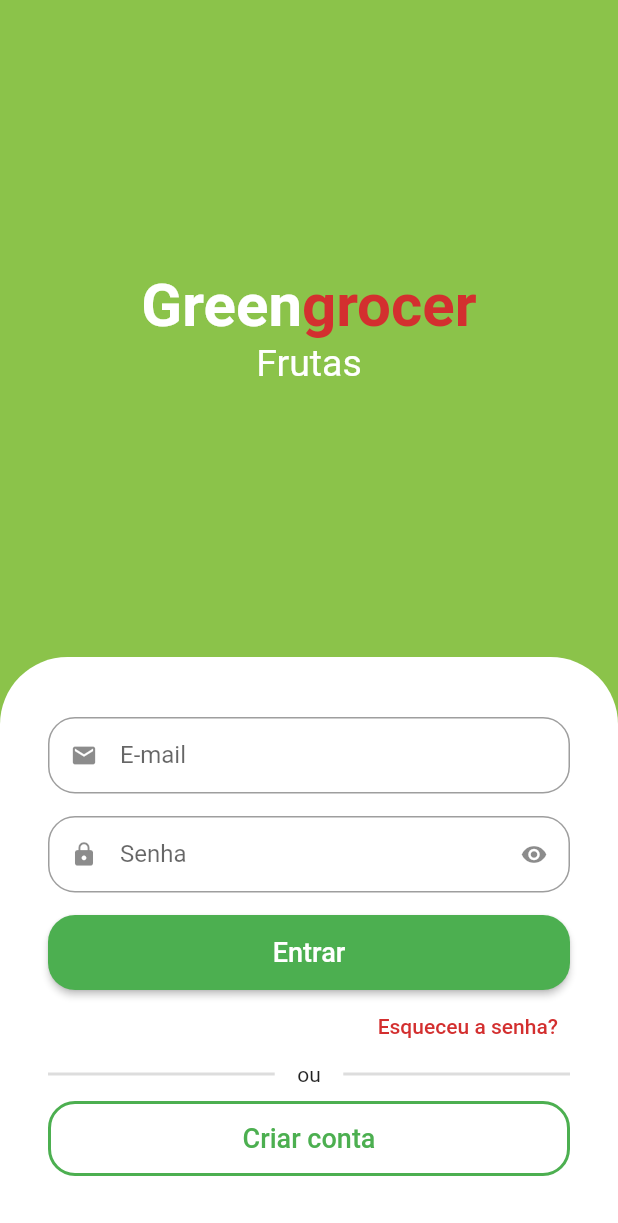
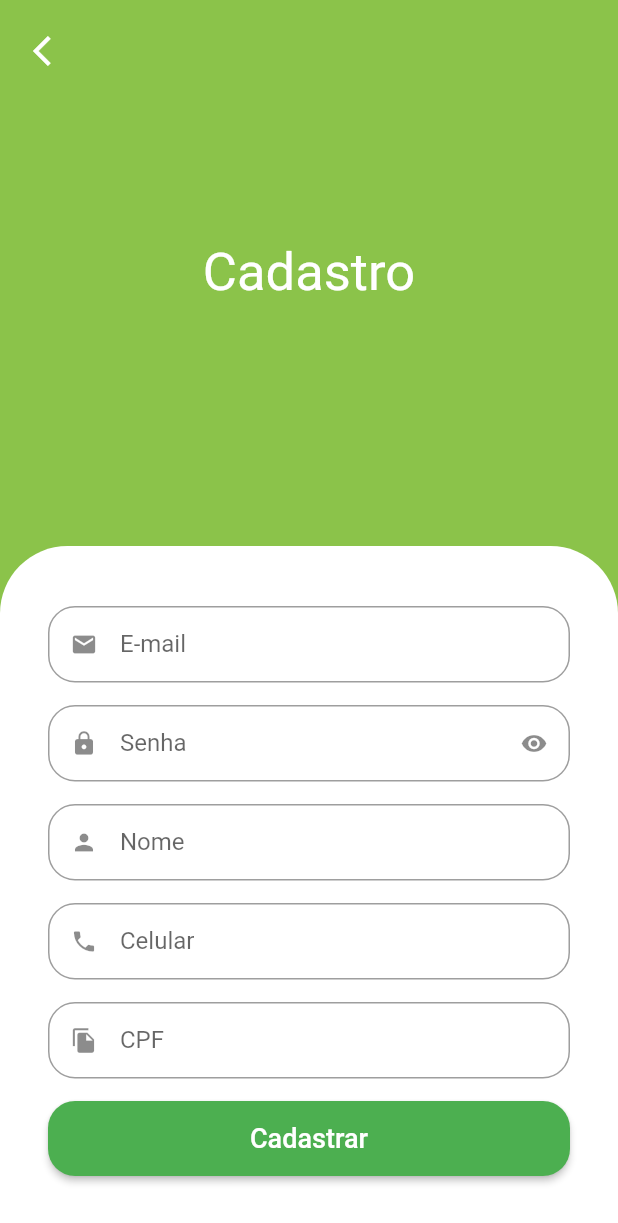
Before and after one commit to MarceloSantosCorrea/flutter-greengrocer, a Flutter app: the screen it shows after launch, after a tap on "Criar conta", on a phone screen of 412 x 824 dp. Shown: the top 1223 px of the screen. Run offline on Flutter 3.47's test engine with Material 2 defaults, Android fonts, the phone set to English and light mode, and no system bars; drawn by our look-alikes of animated_text_kit; our stand-ins replace mask_text_input_formatter.

Commit message:
Flutter UI: Tela de Cadastro

```diff
--- a/lib/src/auth/components/custom_text_field.dart
+++ b/lib/src/auth/components/custom_text_field.dart
@@ -1,15 +1,17 @@
 import 'package:flutter/material.dart';
+import 'package:flutter/services.dart';
 
 class CustomTextField extends StatefulWidget {
   final IconData icon;
   final String label;
   final bool isSecret;
-
+  final List<TextInputFormatter>? inputFormatters;
   const CustomTextField({
     Key? key,
     required this.icon,
     required this.label,
     this.isSecret = false,
+    this.inputFormatters,
   }) : super(key: key);
 
   @override
@@ -30,6 +32,7 @@ class _CustomTextFieldState extends State<CustomTextField> {
     return Padding(
       padding: const EdgeInsets.only(bottom: 15),
       child: TextFormField(
+        inputFormatters: widget.inputFormatters,
         obscureText: isObscure,
         decoration: InputDecoration(
           prefixIcon: Icon(widget.icon),
--- a/lib/src/auth/sign_in_screen.dart
+++ b/lib/src/auth/sign_in_screen.dart
@@ -1,6 +1,8 @@
 import 'package:animated_text_kit/animated_text_kit.dart';
 import 'package:flutter/material.dart';
 import 'package:greengrocer/src/auth/components/custom_text_field.dart';
+import 'package:greengrocer/src/auth/sign_up_screen.dart';
+import 'package:greengrocer/src/base/base_screen.dart';
 import 'package:greengrocer/src/config/custom_colors.dart';
 
 class SignInScreen extends StatelessWidget {
@@ -100,7 +102,13 @@ class SignInScreen extends StatelessWidget {
                             borderRadius: BorderRadius.circular(18),
                           ),
                         ),
-                        onPressed: () {},
+                        onPressed: () {
+                          // Navigator.of(context).pushReplacement(
+                          //   MaterialPageRoute(builder: (_) {
+                          //     return const BaseScreen();
+                          //   }),
+                          // );
+                        },
                         child: const Text(
                           'Entrar',
                           style: TextStyle(
@@ -157,7 +165,13 @@ class SignInScreen extends StatelessWidget {
                             color: Colors.green,
                           ),
                         ),
-                        onPressed: () {},
+                        onPressed: () {
+                          Navigator.of(context).push(
+                            MaterialPageRoute(builder: (_) {
+                              return const SignUpScreen();
+                            }),
+                          );
+                        },
                         child: const Text(
                           'Criar conta',
                           style: TextStyle(
--- /dev/null
+++ b/lib/src/auth/sign_up_screen.dart
@@ -0,0 +1,129 @@
+import 'package:flutter/material.dart';
+import 'package:greengrocer/src/auth/components/custom_text_field.dart';
+import 'package:greengrocer/src/config/custom_colors.dart';
+import 'package:mask_text_input_formatter/mask_text_input_formatter.dart';
+
+class SignUpScreen extends StatefulWidget {
+  const SignUpScreen({Key? key}) : super(key: key);
+
+  @override
+  State<SignUpScreen> createState() => _SignUpScreenState();
+}
+
+class _SignUpScreenState extends State<SignUpScreen> {
+  final cpfFormatter = MaskTextInputFormatter(
+    mask: '###.###.###-##',
+    filter: {'#': RegExp(r'[0-9]')},
+  );
+
+  final phoneFormatter = MaskTextInputFormatter(
+    mask: '(##) # ####-####',
+    filter: {'#': RegExp(r'[0-9]')},
+  );
+
+  @override
+  Widget build(BuildContext context) {
+    final size = MediaQuery.of(context).size;
+    return Scaffold(
+      backgroundColor: CustomColors.customSwatchColor,
+      body: SingleChildScrollView(
+        child: SizedBox(
+          height: size.height,
+          width: size.width,
+          child: Stack(
+            children: [
+              Column(
+                children: [
+                  const Expanded(
+                    child: Center(
+                      child: Text(
+                        'Cadastro',
+                        style: TextStyle(
+                          color: Colors.white,
+                          fontSize: 35,
+                        ),
+                      ),
+                    ),
+                  ),
+                  // Formulário
+                  Container(
+                    padding: const EdgeInsets.symmetric(
+                      horizontal: 32,
+                      vertical: 40,
+                    ),
+                    decoration: const BoxDecoration(
+                      color: Colors.white,
+                      borderRadius: BorderRadius.vertical(
+                        top: Radius.circular(45),
+                      ),
+                    ),
+                    child: Column(
+                      crossAxisAlignment: CrossAxisAlignment.stretch,
+                      children: [
+                        const CustomTextField(
+                          icon: Icons.email,
+                          label: 'E-mail',
+                        ),
+                        const CustomTextField(
+                          icon: Icons.lock,
+                          label: 'Senha',
+                          isSecret: true,
+                        ),
+                        const CustomTextField(
+                          icon: Icons.person,
+                          label: 'Nome',
+                        ),
+                        CustomTextField(
+                          icon: Icons.phone,
+                          label: 'Celular',
+                          inputFormatters: [phoneFormatter],
+                        ),
+                        CustomTextField(
+                          icon: Icons.file_copy,
+                          label: 'CPF',
+                          inputFormatters: [cpfFormatter],
+                        ),
+                        SizedBox(
+                          height: 50,
+                          child: ElevatedButton(
+                            style: ElevatedButton.styleFrom(
+                              shape: RoundedRectangleBorder(
+                                borderRadius: BorderRadius.circular(18),
+                              ),
+                            ),
+                            onPressed: () {},
+                            child: const Text(
+                              'Cadastrar',
+                              style: TextStyle(
+                                fontSize: 18,
+                              ),
+                            ),
+                          ),
+                        ),
+                      ],
+                    ),
+                  ),
+                ],
+              ),
+              Positioned(
+                top: 10,
+                left: 10,
+                child: SafeArea(
+                  child: IconButton(
+                    onPressed: () {
+                      Navigator.of(context).pop();
+                    },
+                    icon: const Icon(
+                      Icons.arrow_back_ios,
+                      color: Colors.white,
+                    ),
+                  ),
+                ),
+              ),
+            ],
+          ),
+        ),
+      ),
+    );
+  }
+}
--- a/pubspec.yaml
+++ b/pubspec.yaml
@@ -34,6 +34,7 @@ dependencies:
   # Use with the CupertinoIcons class for iOS style icons.
   cupertino_icons: ^1.0.2
   animated_text_kit: ^4.2.2
+  mask_text_input_formatter: ^2.3.0
 
 dev_dependencies:
   flutter_test:
```
Also changed, not shown: pubspec.lock.
